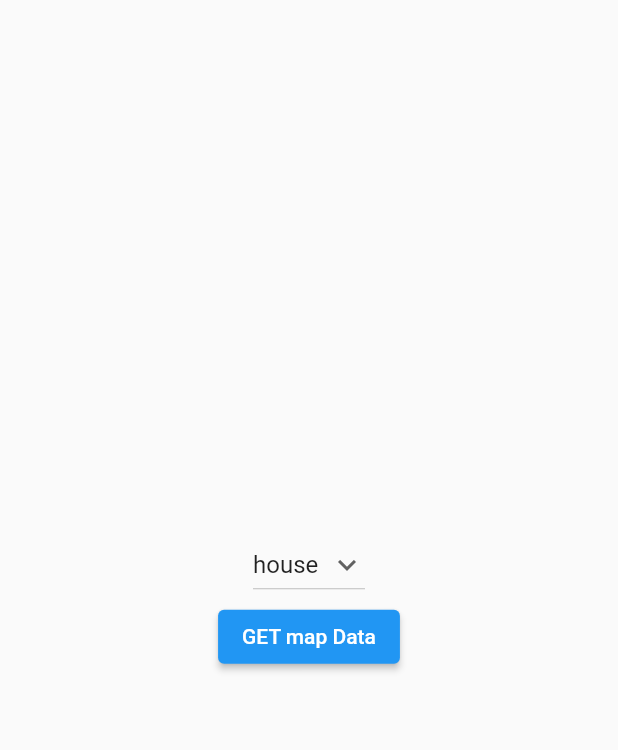
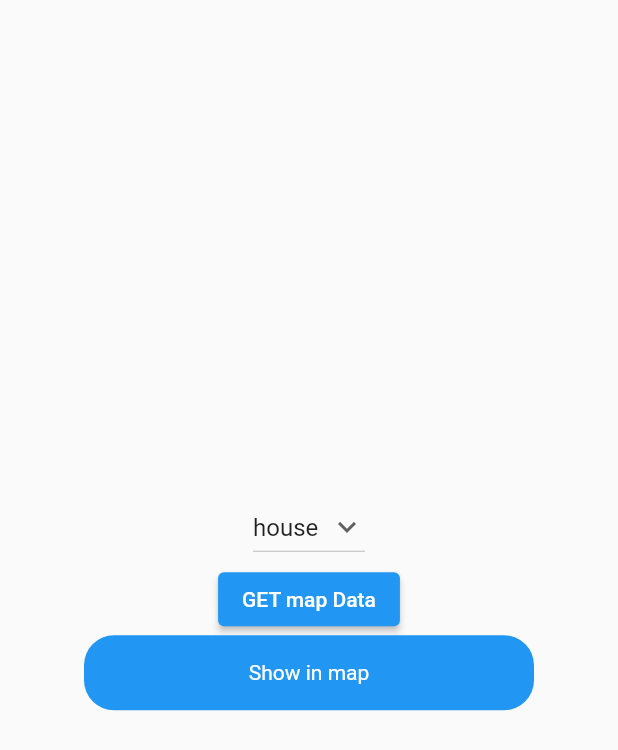
Before and after one commit to asrayev/map_lesson, a Flutter app: the MapPage screen opened directly with empty values, on a phone screen of 412 x 824 dp. Shown: the top 750 px of the screen. Run offline on Flutter 3.47's test engine with Material 2 defaults, Android fonts, the phone set to English and light mode, and no system bars; our stand-ins replace dio, google_maps_flutter, location, lottie.

Commit message:
last commit

```diff
--- a/lib/ui/main/map_page.dart
+++ b/lib/ui/main/map_page.dart
@@ -5,6 +5,7 @@ import '../../data/response/geocoding_repository.dart';
 import '../../data/service/api_service.dart';
 import '../../view_model/map_view_model.dart';
 import 'package:google_maps_flutter/google_maps_flutter.dart';
+import 'map_picker_page.dart';
 
 class MapPage extends StatefulWidget {
   const MapPage({Key? key, required this.latLong}) : super(key: key);
@@ -57,7 +58,8 @@ class _MapPageState extends State<MapPage> {
                       }).toList(),
                       // After selecting the desired option,it will
                       // change button value to selected value
-                      onChanged: (String? newValue) {
+                      onChanged:
+                          (String? newValue) {
                         setState(() {
                           dropdownvalue = newValue!;
                         });
@@ -70,8 +72,25 @@ class _MapPageState extends State<MapPage> {
                       },
                       child: Text("GET map Data"),
                     ),
+                    InkWell(
+                      onTap: ((){
+                        Navigator.push(context, MaterialPageRoute(builder: (context)=>MapPickerPage(latLong: widget.latLong)));
+                      }),
+                      child: Container(
+                        height: 50,
+                        width: 300,
+                        decoration: BoxDecoration(
+                          borderRadius: BorderRadius.circular(20),
+                          color: Colors.blue
+
+                         ),
+                        child: const Center(
+                          child: Text("Show in map", style: TextStyle(color: Colors.white),),
+                        ),
+                      ),
+                    ),
                     Padding(
-                      padding: EdgeInsets.only(right: 15, left: 25),
+                      padding: const EdgeInsets.only(right: 15, left: 25),
                       child: Text(
                         "${viewModel.addressText}",
                         style: const TextStyle(
```
Also changed, not shown: lib/main.dart (+24 -1 lines), lib/ui/main/map_picker_page.dart (added, +37 -0 lines), 1 other file.
